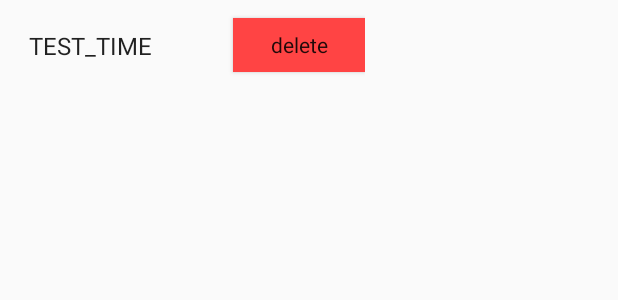
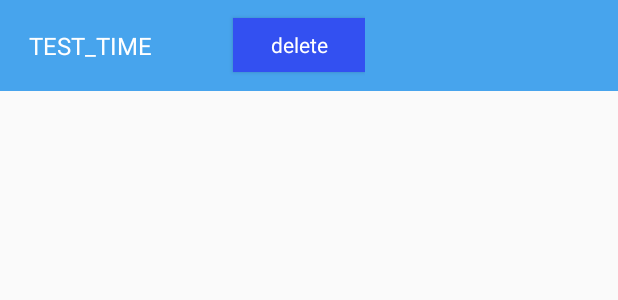
Before and after one commit to Nathanieljg/JuniorDesign, an Android app: the layout fragment_early_notification_item.xml on its own in the app's theme, with its tools: preview values and no code run, on a phone screen of 412 x 824 dp. Shown: the top 300 px of the screen. Run offline under Robolectric (Android 15) with nearby library versions, the light colour scheme and no system bars.

Commit message:
Update fragment_early_notification_item.xml

```diff
--- a/app/src/main/res/layout/fragment_early_notification_item.xml
+++ b/app/src/main/res/layout/fragment_early_notification_item.xml
@@ -2,6 +2,7 @@
 <RelativeLayout xmlns:android="http://schemas.android.com/apk/res/android"
     android:layout_width="match_parent"
     android:layout_height="wrap_content"
+    android:background="#47A4ED"
     android:gravity="center_vertical">
 
     <LinearLayout
@@ -15,19 +16,21 @@
             android:id="@+id/earlyNotificationTime"
             android:layout_width="120dp"
             android:layout_height="wrap_content"
+            android:layout_gravity="center_vertical"
             android:layout_margin="@dimen/text_margin"
-            android:layout_gravity="center_vertical"
             android:text="TEST_TIME"
-            android:textAppearance="?attr/textAppearanceListItem" />
+            android:textAppearance="?attr/textAppearanceListItem"
+            android:textColor="#FFFFFF" />
 
         <Button
             android:id="@+id/deleteButton"
             android:layout_width="wrap_content"
             android:layout_height="36dp"
             android:layout_gravity="center_vertical"
+            android:background="#3350F1"
             android:text="delete"
-            android:background="@android:color/holo_red_light"
-            android:textAppearance="@style/TextAppearance.AppCompat.Body1" />
+            android:textAppearance="@style/TextAppearance.AppCompat.Body1"
+            android:textColor="#FFFFFF" />
 
     </LinearLayout>
 </RelativeLayout>
```
